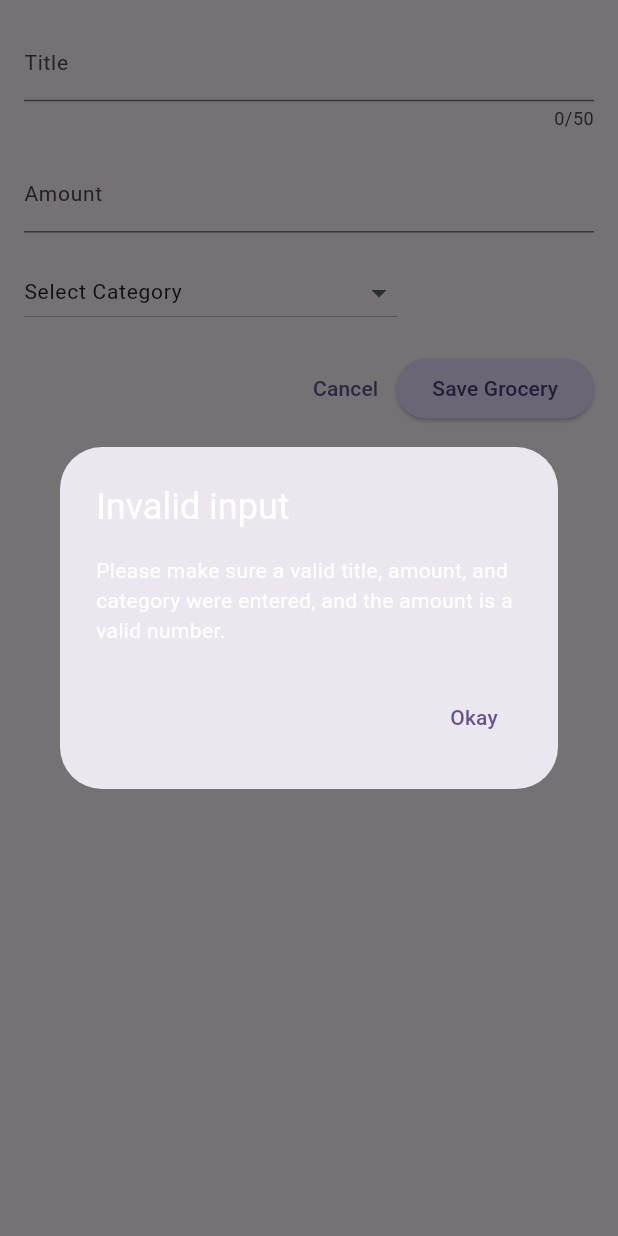
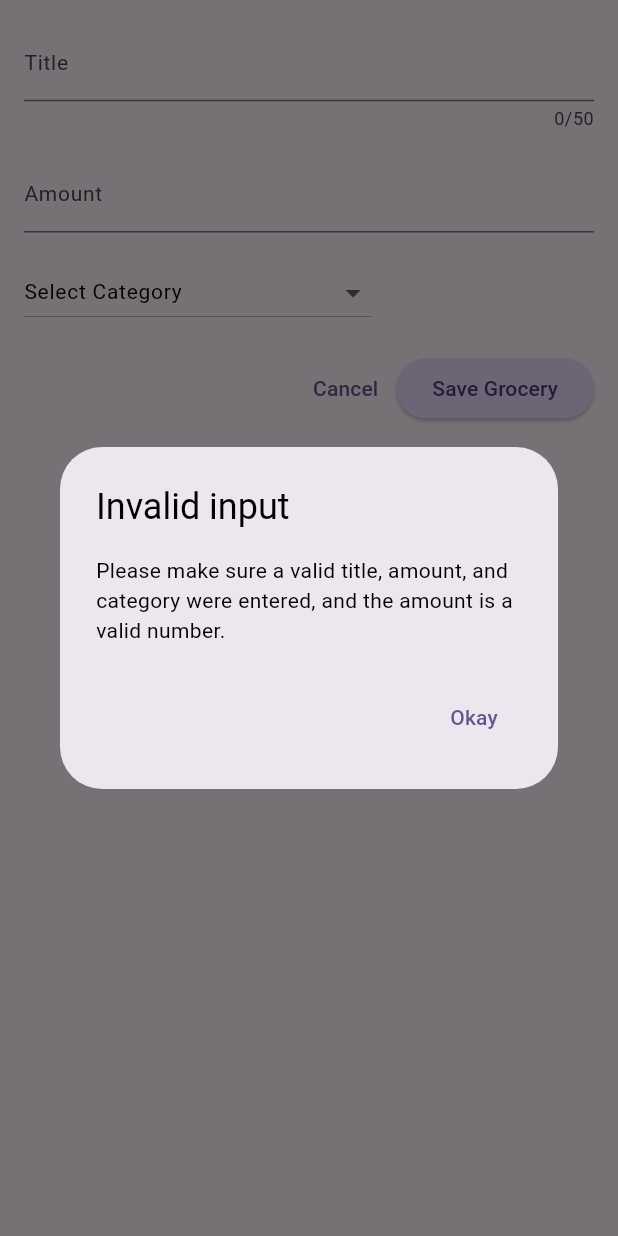
Before and after one commit to 4yushRaman/GrocerEase, a Flutter app: the NewGrocery widget shown alone on an empty page, opened directly with empty values, after a tap on "Save Grocery", on a phone screen of 412 x 824 dp. Run offline on Flutter 3.47's test engine with Material 3 defaults, Android fonts, the phone set to English and light mode, and no system bars.

Commit message:
now, It looks nice!

```diff
--- a/lib/widgets/new_grocery.dart
+++ b/lib/widgets/new_grocery.dart
@@ -20,7 +20,6 @@ class _NewGroceryState extends State<NewGrocery> {
   final _amountController = TextEditingController();
   Category? _selectedCategory;
 
-  // Helper method to check form validity
   bool _isValidInput() {
     final enteredAmount = _amountController.text.trim();
     return _titleController.text.trim().isNotEmpty &&
@@ -29,34 +28,54 @@ class _NewGroceryState extends State<NewGrocery> {
         _isValidAmount(enteredAmount);
   }
 
-  // Helper method to validate amount (ensure it's numeric)
   bool _isValidAmount(String amount) {
     final parsedAmount = double.tryParse(amount);
     return parsedAmount != null && parsedAmount > 0;
   }
 
-  // Category Dropdown Widget with Icons
   Widget _categoryDropdown() {
     return DropdownButton<Category?>(
       value: _selectedCategory,
       hint: Text(
         'Select Category',
-        style: Theme.of(context).textTheme.bodyLarge,
+        style: Theme.of(context).textTheme.bodyLarge?.copyWith(
+              color: Theme.of(context).brightness == Brightness.light
+                  ? Colors.black
+                  : Colors.white, // Ensure text color adapts to the theme
+            ),
       ),
       items: [
         DropdownMenuItem<Category?>(
-            value: null,
-            child: Text('Select Category',
-                style: Theme.of(context).textTheme.bodyLarge)),
+          value: null,
+          child: Text(
+            'Select Category',
+            style: Theme.of(context).textTheme.bodyLarge?.copyWith(
+                  color: Theme.of(context).brightness == Brightness.light
+                      ? Colors.black
+                      : Colors.white, // Adjust the color for visibility
+                ),
+          ),
+        ),
         ...Category.values.map(
           (category) => DropdownMenuItem<Category>(
             value: category,
             child: Row(
               children: [
-                Icon(_getCategoryIcon(category),
-                    color: Colors.blue), // Icon for category
+                Icon(
+                  _getCategoryIcon(category),
+                  color: Theme.of(context).brightness == Brightness.light
+                      ? Colors.black
+                      : Colors.white, // Adjust icon color based on the theme
+                ),
                 const SizedBox(width: 8),
-                Text(category.name.toUpperCase())
+                Text(
+                  category.name.toUpperCase(),
+                  style: Theme.of(context).textTheme.bodyLarge?.copyWith(
+                        color: Theme.of(context).brightness == Brightness.light
+                            ? Colors.black
+                            : Colors.white, // Adjust text color for category
+                      ),
+                ),
               ],
             ),
           ),
@@ -70,7 +89,6 @@ class _NewGroceryState extends State<NewGrocery> {
     );
   }
 
-  // Function to get icons for categories
   IconData _getCategoryIcon(Category category) {
     switch (category) {
       case Category.fruitsAndVegetables:
@@ -103,9 +121,22 @@ class _NewGroceryState extends State<NewGrocery> {
       showDialog(
         context: context,
         builder: (ctx) => AlertDialog(
-          title: const Text('Invalid input'),
-          content: const Text(
-              'Please make sure a valid title, amount, and category were entered, and the amount is a valid number.'),
+          title: Text(
+            'Invalid input',
+            style: TextStyle(
+              color: Theme.of(context).brightness == Brightness.light
+                  ? Colors.black
+                  : Colors.white,
+            ),
+          ),
+          content: Text(
+            'Please make sure a valid title, amount, and category were entered, and the amount is a valid number.',
+            style: TextStyle(
+              color: Theme.of(context).brightness == Brightness.light
+                  ? Colors.black
+                  : Colors.white,
+            ),
+          ),
           actions: [
             TextButton(
               onPressed: () {
@@ -150,7 +181,6 @@ class _NewGroceryState extends State<NewGrocery> {
               padding: EdgeInsets.fromLTRB(16, 16, 16, keyboardSpace + 16),
               child: Column(
                 children: [
-                  // Responsive layout for large screens
                   if (width >= 600)
                     Row(
                       crossAxisAlignment: CrossAxisAlignment.start,
@@ -189,15 +219,11 @@ class _NewGroceryState extends State<NewGrocery> {
                       ],
                     ),
                   const SizedBox(height: 16),
-
-                  // Shift the category dropdown to the left
                   Align(
                     alignment: Alignment.centerLeft,
                     child: _categoryDropdown(),
                   ),
                   const SizedBox(height: 16),
-
-                  // Button Row
                   Row(
                     mainAxisAlignment: MainAxisAlignment.end,
                     children: [
```
Also changed, not shown: lib/main.dart (+5 -10 lines), lib/widgets/groceries.dart (indentation only).
